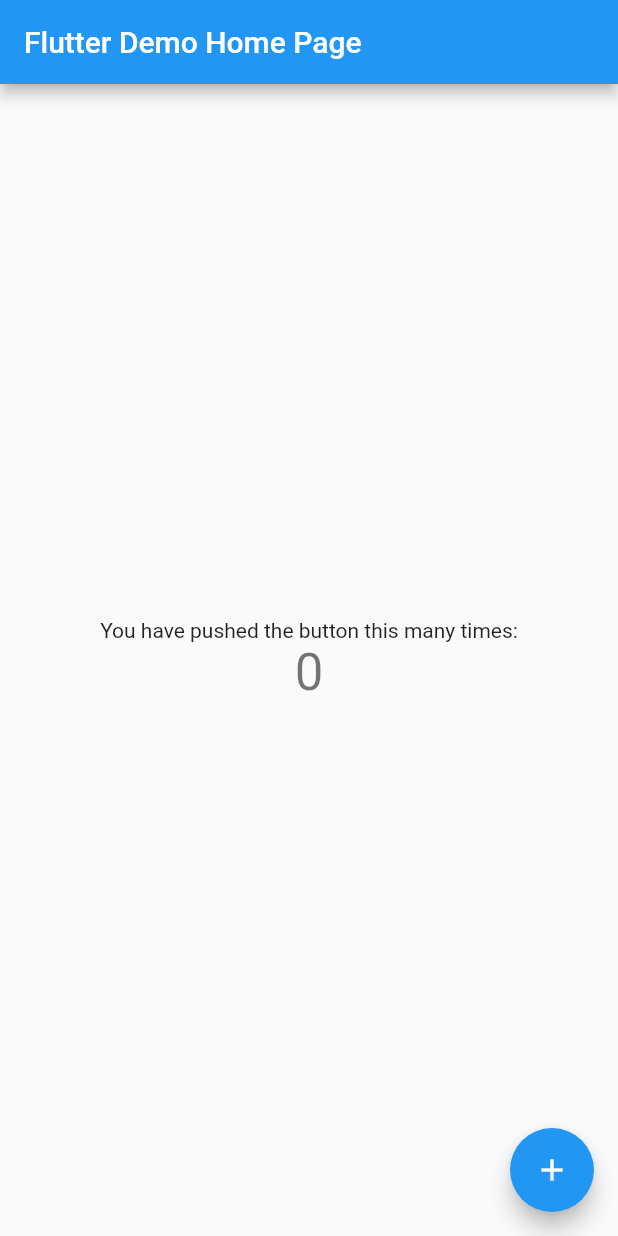
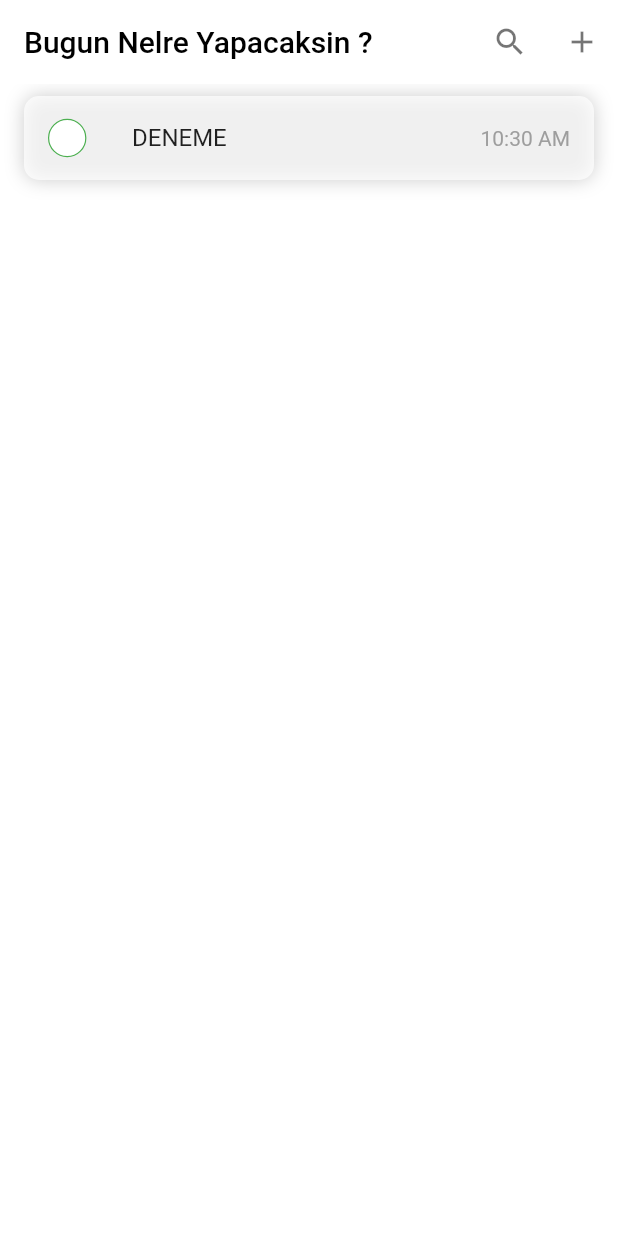
Before and after one commit to BayCandan/Todo-App, a Flutter app: the screen it shows after launch, on a phone screen of 412 x 824 dp. Run offline on Flutter 3.47's test engine with Material 2 defaults, Android fonts, the phone set to English and light mode, and no system bars; our stand-ins replace flutter_datetime_picker.

Commit message:
0.0.1
Database kullanilmadan

```diff
--- /dev/null
+++ b/todo_app_demo/lib/home_page.dart
@@ -0,0 +1,121 @@
+import 'package:flutter/material.dart';
+import 'package:flutter_datetime_picker/flutter_datetime_picker.dart';
+import 'package:todo_app_demo/models/task_model.dart';
+import 'package:todo_app_demo/widgets.dart/task_list.dart';
+
+class HomePage extends StatefulWidget {
+  const HomePage({super.key});
+
+  @override
+  State<HomePage> createState() => _HomePageState();
+}
+
+class _HomePageState extends State<HomePage> {
+  late List<Task> _allTasks;
+
+  @override
+  void initState() {
+    super.initState();
+    _allTasks = <Task>[];
+    _allTasks.add(Task.create(name: "DENEME", createdAt: DateTime.now()));
+  }
+
+  @override
+  Widget build(BuildContext context) {
+    return Scaffold(
+      backgroundColor: Colors.white,
+      appBar: AppBar(
+        title: GestureDetector(
+          onTap: () {
+            _showAddTaskBottomSheet(context);
+          },
+          child: const Text(
+            "Bugun Nelre Yapacaksin ?",
+            style: TextStyle(color: Colors.black),
+          ),
+        ),
+        centerTitle: false,
+        actions: [
+          IconButton(
+            onPressed: () {},
+            icon: const Icon(Icons.search),
+          ),
+          IconButton(
+            onPressed: () {
+              _showAddTaskBottomSheet(context);
+            },
+            icon: const Icon(Icons.add),
+          )
+        ],
+      ),
+      body: _allTasks.isNotEmpty
+          ? ListView.builder(
+              itemCount: _allTasks.length,
+              itemBuilder: (context, index) {
+                var _oankiListeElemani = _allTasks[index];
+                return Dismissible(
+                  background: Row(
+                    mainAxisAlignment: MainAxisAlignment.center,
+                    children: const[
+                      Icon(
+                        Icons.delete,
+                        color: Colors.grey,
+                      ),
+                      SizedBox(width: 8,),
+                      Text("BU Gorev Silindi"),
+                    ],
+                  ),
+                  key: Key(_oankiListeElemani.id),
+                  onDismissed: (direction) {
+                    _allTasks.removeAt(index);
+                    setState(() {});
+                  },
+                  child: TaskItem(task: _oankiListeElemani,)
+                );
+              },
+            )
+          : Center(
+              child: Text(
+                "Hadi Gorev Ekle",
+              ),
+            ),
+    );
+  }
+
+  void _showAddTaskBottomSheet(BuildContext context) {
+    showModalBottomSheet(
+      context: context,
+      builder: (context) {
+        return Container(
+          padding:
+              EdgeInsets.only(bottom: MediaQuery.of(context).viewInsets.bottom),
+          width: MediaQuery.of(context).size.width,
+          child: ListTile(
+            title: TextField(
+              style: const TextStyle(fontSize: 24),
+              keyboardType: TextInputType.multiline,
+              autofocus: true,
+              decoration: const InputDecoration(
+                hintText: "Gorev Nedir ?",
+                border: InputBorder.none,
+              ),
+              onSubmitted: (value) {
+                Navigator.of(context).pop();
+                if (value.length > 3) {
+                  DatePicker.showTimePicker(context, showSecondsColumn: false,
+                      onConfirm: (time) {
+                    var yeniEklenecekGorev =
+                        Task.create(name: value, createdAt: time);
+
+                    _allTasks.add(yeniEklenecekGorev);
+                    setState(() {});
+                  });
+                }
+              },
+            ),
+          ),
+        );
+      },
+    );
+  }
+}
--- a/todo_app_demo/lib/main.dart
+++ b/todo_app_demo/lib/main.dart
@@ -1,6 +1,11 @@
 import 'package:flutter/material.dart';
+import 'package:flutter/services.dart';
+
+import 'home_page.dart';
 
 void main() {
+  SystemChrome.setSystemUIOverlayStyle(
+      SystemUiOverlayStyle(statusBarColor: Colors.transparent));
   runApp(const MyApp());
 }
 
@@ -11,105 +16,16 @@ class MyApp extends StatelessWidget {
   @override
   Widget build(BuildContext context) {
     return MaterialApp(
+      debugShowCheckedModeBanner: false,
       title: 'Flutter Demo',
       theme: ThemeData(
-        // This is the theme of your application.
-        //
-        // Try running your application with "flutter run". You'll see the
-        // application has a blue toolbar. Then, without quitting the app, try
-        // changing the primarySwatch below to Colors.green and then invoke
-        // "hot reload" (press "r" in the console where you ran "flutter run",
-        // or simply save your changes to "hot reload" in a Flutter IDE).
-        // Notice that the counter didn't reset back to zero; the application
-        // is not restarted.
         primarySwatch: Colors.blue,
+        appBarTheme: const AppBarTheme(
+            elevation: 0,
+            backgroundColor: Colors.white,
+            iconTheme: IconThemeData(color: Colors.black54)),
       ),
-      home: const MyHomePage(title: 'Flutter Demo Home Page'),
+      home: const HomePage(),
     );
   }
 }
-
-class MyHomePage extends StatefulWidget {
-  const MyHomePage({super.key, required this.title});
-
-  // This widget is the home page of your application. It is stateful, meaning
-  // that it has a State object (defined below) that contains fields that affect
-  // how it looks.
-
-  // This class is the configuration for the state. It holds the values (in this
-  // case the title) provided by the parent (in this case the App widget) and
-  // used by the build method of the State. Fields in a Widget subclass are
-  // always marked "final".
-
-  final String title;
-
-  @override
-  State<MyHomePage> createState() => _MyHomePageState();
-}
-
-class _MyHomePageState extends State<MyHomePage> {
-  int _counter = 0;
-
-  void _incrementCounter() {
-    setState(() {
-      // This call to setState tells the Flutter framework that something has
-      // changed in this State, which causes it to rerun the build method below
-      // so that the display can reflect the updated values. If we changed
-      // _counter without calling setState(), then the build method would not be
-      // called again, and so nothing would appear to happen.
-      _counter++;
-    });
-  }
-
-  @override
-  Widget build(BuildContext context) {
-    // This method is rerun every time setState is called, for instance as done
-    // by the _incrementCounter method above.
-    //
-    // The Flutter framework has been optimized to make rerunning build methods
-    // fast, so that you can just rebuild anything that needs updating rather
-    // than having to individually change instances of widgets.
-    return Scaffold(
-      appBar: AppBar(
-        // Here we take the value from the MyHomePage object that was created by
-        // the App.build method, and use it to set our appbar title.
-        title: Text(widget.title),
-      ),
-      body: Center(
-        // Center is a layout widget. It takes a single child and positions it
-        // in the middle of the parent.
-        child: Column(
-          // Column is also a layout widget. It takes a list of children and
-          // arranges them vertically. By default, it sizes itself to fit its
-          // children horizontally, and tries to be as tall as its parent.
-          //
-          // Invoke "debug painting" (press "p" in the console, choose the
-          // "Toggle Debug Paint" action from the Flutter Inspector in Android
-          // Studio, or the "Toggle Debug Paint" command in Visual Studio Code)
-          // to see the wireframe for each widget.
-          //
-          // Column has various properties to control how it sizes itself and
-          // how it positions its children. Here we use mainAxisAlignment to
-          // center the children vertically; the main axis here is the vertical
-          // axis because Columns are vertical (the cross axis would be
-          // horizontal).
-          mainAxisAlignment: MainAxisAlignment.center,
-          children: <Widget>[
-            const Text(
-              'You have pushed the button this many times:',
-            ),
-            Text(
-              '$_counter',
-              style: Theme.of(context).textTheme.headline4,
-            ),
-          ],
-        ),
-      ),
-      floatingActionButton: FloatingActionButton(
-        onPressed: _incrementCounter,
-        tooltip: 'Increment',
-        child: const Icon(Icons.add),
-      ), // This trailing comma makes auto-formatting nicer for build methods.
-    );
-  }
-}
--- /dev/null
+++ b/todo_app_demo/lib/models/task_model.dart
@@ -0,0 +1,21 @@
+import 'package:uuid/uuid.dart';
+
+class Task {
+  final String id;
+  String name;
+  final DateTime createdAt;
+  bool isCompleted;
+  Task({
+    required this.id,
+    required this.name,
+    required this.createdAt,
+    required this.isCompleted,
+  });
+  factory Task.create({required String name, required DateTime createdAt}) {
+    return Task(
+        id: const Uuid().v1(),
+        name: name,
+        createdAt: createdAt,
+        isCompleted: false);
+  }
+}
--- /dev/null
+++ b/todo_app_demo/lib/widgets.dart/task_list.dart
@@ -0,0 +1,81 @@
+import 'package:flutter/material.dart';
+import 'package:flutter/src/widgets/container.dart';
+import 'package:flutter/src/widgets/framework.dart';
+import 'package:intl/intl.dart';
+
+import '../models/task_model.dart';
+
+class TaskItem extends StatefulWidget {
+  Task task;
+  TaskItem({super.key, required this.task});
+
+  @override
+  State<TaskItem> createState() => _TaskItemState();
+}
+
+class _TaskItemState extends State<TaskItem> {
+  TextEditingController _taskNameController = TextEditingController();
+  @override
+  void initState() {
+    // TODO: implement initState
+    super.initState();
+    _taskNameController.text = widget.task.name;
+  }
+
+  @override
+  Widget build(BuildContext context) {
+    return Container(
+      margin: EdgeInsets.symmetric(horizontal: 16, vertical: 8),
+      decoration: BoxDecoration(
+          color: Colors.white70,
+          borderRadius: BorderRadius.circular(10),
+          boxShadow: [
+            BoxShadow(color: Colors.black.withOpacity(.2), blurRadius: 10)
+          ]),
+      child: ListTile(
+        leading: GestureDetector(
+          onTap: () {
+            widget.task.isCompleted = !widget.task.isCompleted;
+            setState(() {});
+          },
+          child: Container(
+            child: Icon(
+              Icons.check,
+              color: Colors.white,
+            ),
+            decoration: BoxDecoration(
+                color: widget.task.isCompleted ? Colors.green : Colors.white,
+                border: Border.all(color: Colors.green, width: 0.8),
+                shape: BoxShape.circle),
+          ),
+        ),
+        title: widget.task.isCompleted
+            ? Text(
+                widget.task.name,
+                style: TextStyle(
+                    decoration: TextDecoration.lineThrough, color: Colors.grey),
+              )
+            : TextField(
+                minLines: 1,
+                maxLines: null,
+                textInputAction: TextInputAction.done,
+                controller: _taskNameController,
+                decoration: InputDecoration(
+                  border: InputBorder.none,
+                ),
+                onSubmitted: (yeniDeger) {
+                  if (yeniDeger.length > 3) {
+                    widget.task.name = yeniDeger;
+                  }
+                },
+
+              ),
+              trailing: Text(
+                DateFormat("hh:mm a").format(widget.task.createdAt),
+                style: TextStyle(fontSize: 14, color: Colors.grey),
+              ),
+
+      ),
+    );
+  }
+}
--- a/todo_app_demo/pubspec.yaml
+++ b/todo_app_demo/pubspec.yaml
@@ -36,6 +36,9 @@ dependencies:
   # The following adds the Cupertino Icons font to your application.
   # Use with the CupertinoIcons class for iOS style icons.
   cupertino_icons: ^1.0.2
+  flutter_datetime_picker: ^1.5.1
+  uuid: ^3.0.7
+  intl: ^0.18.0
 
 dev_dependencies:
   flutter_test:
```
Also changed, not shown: todo_app_demo/pubspec.lock.
